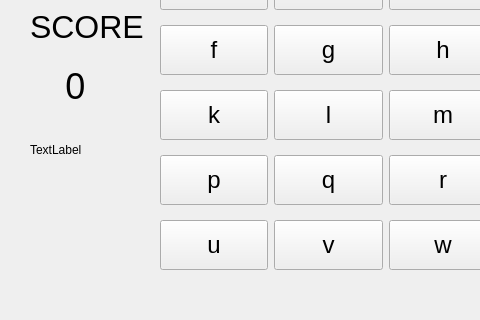
This is mainwindow.ui in HungNguyen81/Guess_Alphabet_Game as Qt 5 draws it before an edit; both pictures show x 0 to 480 and y 88 to 408 of the 746 by 408 pixel window. The edited form follows.
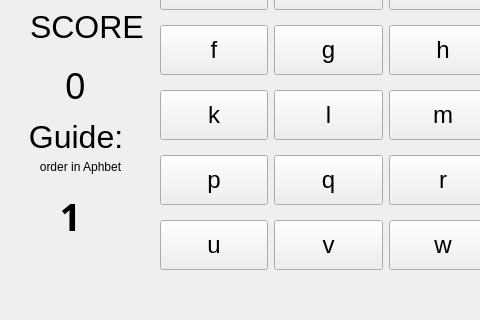
This is the edited form.

The edit to the form file:
```diff
--- a/mainwindow.ui
+++ b/mainwindow.ui
@@ -534,13 +534,67 @@
     <property name="geometry">
      <rect>
       <x>30</x>
-      <y>210</y>
-      <width>67</width>
-      <height>17</height>
+      <y>260</y>
+      <width>81</width>
+      <height>41</height>
      </rect>
     </property>
+    <property name="font">
+     <font>
+      <family>Ubuntu Condensed</family>
+      <pointsize>28</pointsize>
+      <weight>75</weight>
+      <bold>true</bold>
+     </font>
+    </property>
     <property name="text">
-     <string>TextLabel</string>
+     <string>&lt;html&gt;&lt;head/&gt;&lt;body&gt;&lt;p&gt;1&lt;/p&gt;&lt;/body&gt;&lt;/html&gt;</string>
+    </property>
+    <property name="alignment">
+     <set>Qt::AlignCenter</set>
+    </property>
+   </widget>
+   <widget class="QLabel" name="label">
+    <property name="geometry">
+     <rect>
+      <x>10</x>
+      <y>180</y>
+      <width>141</width>
+      <height>51</height>
+     </rect>
+    </property>
+    <property name="font">
+     <font>
+      <pointsize>24</pointsize>
+     </font>
+    </property>
+    <property name="frameShape">
+     <enum>QFrame::NoFrame</enum>
+    </property>
+    <property name="lineWidth">
+     <number>0</number>
+    </property>
+    <property name="text">
+     <string>Guide: </string>
+    </property>
+    <property name="alignment">
+     <set>Qt::AlignCenter</set>
+    </property>
+   </widget>
+   <widget class="QLabel" name="lbl_guide">
+    <property name="geometry">
+     <rect>
+      <x>20</x>
+      <y>220</y>
+      <width>121</width>
+      <height>31</height>
+     </rect>
+    </property>
+    <property name="text">
+     <string>order in Aphbet</string>
+    </property>
+    <property name="alignment">
+     <set>Qt::AlignCenter</set>
     </property>
    </widget>
   </widget>
```
